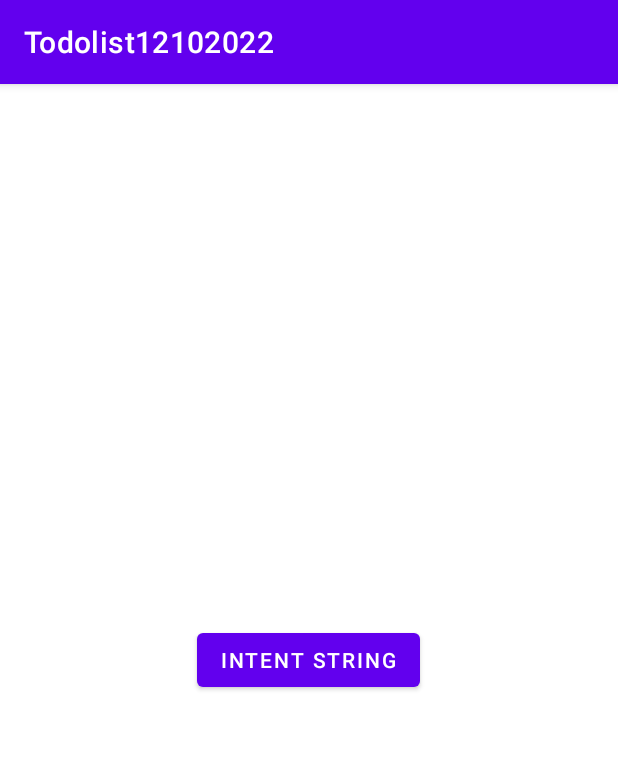
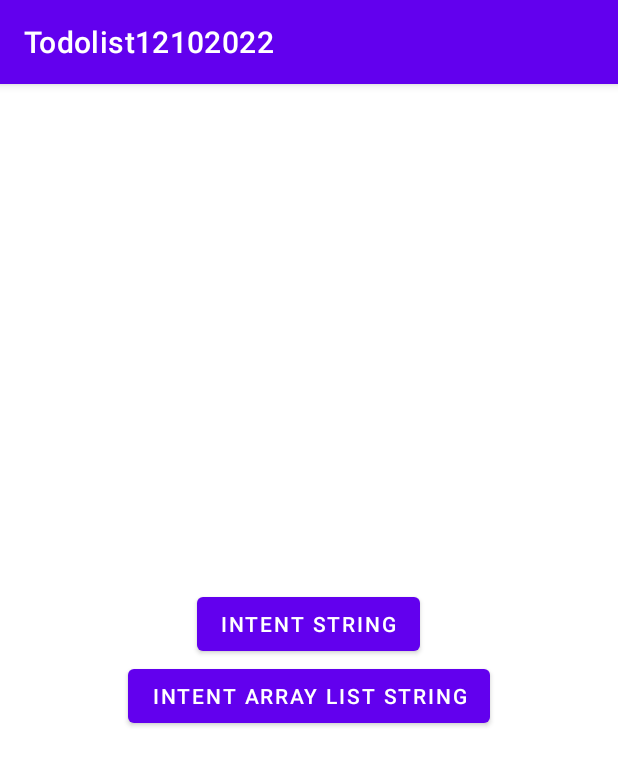
Before and after one commit to phamtanphat/Todolist12102022, an Android app: the screen it shows after launch (MainActivity), on a phone screen of 412 x 824 dp. Shown: the top 766 px of the screen. Run offline under Robolectric (Android 15) with nearby library versions, the phone set to English and light mode, and no system bars.

Commit message:
serializable

```diff
--- a/app/src/main/java/com/example/todolist12102022/MainActivity.java
+++ b/app/src/main/java/com/example/todolist12102022/MainActivity.java
@@ -4,18 +4,24 @@ import androidx.appcompat.app.AppCompatActivity;
 
 import android.content.Intent;
 import android.os.Bundle;
+import android.os.Parcelable;
 import android.view.View;
 import android.widget.Button;
 
+import java.io.Serializable;
+import java.util.ArrayList;
+import java.util.List;
+
 public class MainActivity extends AppCompatActivity {
 
-    Button btnIntentString;
+    Button btnIntentString, btnIntentArrayListString;
     @Override
     protected void onCreate(Bundle savedInstanceState) {
         super.onCreate(savedInstanceState);
         setContentView(R.layout.activity_main);
 
         btnIntentString = findViewById(R.id.button_intent_string);
+        btnIntentArrayListString = findViewById(R.id.button_intent_array_list_string);
 
         btnIntentString.setOnClickListener(new View.OnClickListener() {
             @Override
@@ -26,5 +32,18 @@ public class MainActivity extends AppCompatActivity {
                 startActivity(intent);
             }
         });
+
+        btnIntentArrayListString.setOnClickListener(new View.OnClickListener() {
+            @Override
+            public void onClick(View view) {
+                List<String> arrList = new ArrayList<>();
+                arrList.add("A");
+                arrList.add("B");
+
+                Intent intent = new Intent(MainActivity.this, InsertActivity.class);
+                intent.putExtra("arrayList", (Serializable) arrList);
+                startActivity(intent);
+            }
+        });
     }
 }
--- a/app/src/main/res/layout/activity_main.xml
+++ b/app/src/main/res/layout/activity_main.xml
@@ -14,4 +14,9 @@
         android:layout_height="wrap_content"
         android:text="Intent String" />
 
+    <Button
+        android:id="@+id/button_intent_array_list_string"
+        android:layout_width="wrap_content"
+        android:layout_height="wrap_content"
+        android:text="Intent Array List String" />
 </LinearLayout>
```
Also changed, not shown: app/src/main/java/com/example/todolist12102022/InsertActivity.java (+13 -3 lines).
